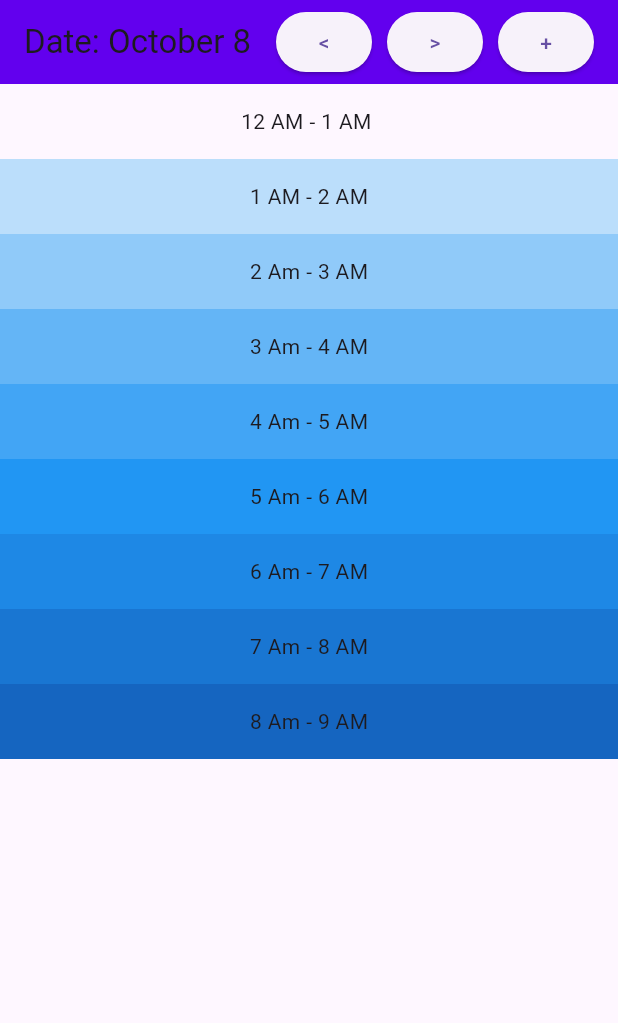
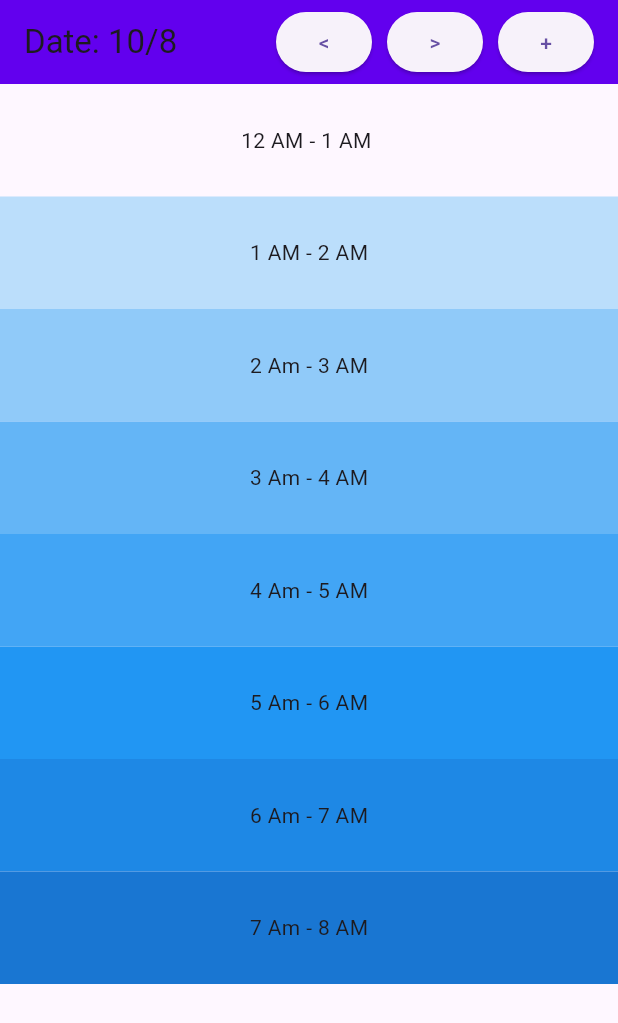
Before and after one commit to CS196Illinois/FA25-Group1, a Flutter app: the screen it shows after launch, on a phone screen of 412 x 824 dp. Shown: the top 1023 px of the screen. Run offline on Flutter 3.47's test engine with Material 3 defaults, Android fonts, the phone set to English and light mode, and no system bars.

Commit message:
changed the height of each time slot from 50 to 75

```diff
--- a/App/lib/calendar.dart
+++ b/App/lib/calendar.dart
@@ -1,7 +1,7 @@
 import 'package:flutter/material.dart';
-import 'package:intl/intl.dart';
+
 DateTime now = DateTime.now();
-String month = DateFormat('MMMM').format(now);
+int month = now.month;
 int day = now.day;
 
 class Calendar extends StatefulWidget {
@@ -24,84 +24,81 @@ class _CalendarState extends State<Calendar> {
     });
   }
 
+  double heigh = 75.0;
   @override
   Widget build(BuildContext context) {
     return Scaffold(
       appBar: AppBar(
         title: Row(
           children: [
-            Text("Date: $month $day"),
+            Text("Date: $month/$day"),
             const Expanded(child: SizedBox()),
             ElevatedButton(onPressed: decreaseDate, child: const Text("<")),
             const SizedBox(width: 10),
             ElevatedButton(onPressed: increaseDate, child: const Text(">")),
             const SizedBox(width: 10),
-            ElevatedButton(onPressed: (){}, child: const Text("+"))
+            ElevatedButton(onPressed: () {}, child: const Text("+")),
           ],
         ),
         backgroundColor: Color(0xFF6200EE),
         centerTitle: true,
-
       ),
       body: Column(
         crossAxisAlignment: CrossAxisAlignment.stretch,
         children: [
           Container(
-            height: 50,
+            height: heigh,
             color: Colors.blue[000],
             alignment: Alignment.center,
-            child: Text("12 AM - 1 AM ", style: TextStyle(textBaseline: TextBaseline.ideographic)),
+            child: Text(
+              "12 AM - 1 AM ",
+              style: TextStyle(textBaseline: TextBaseline.ideographic),
+            ),
           ),
           Container(
-            height: 50,
+            height: heigh,
             color: Colors.blue[100],
             alignment: Alignment.center,
             child: Text("1 AM - 2 AM", style: TextStyle()),
           ),
           Container(
-            height: 50,
+            height: heigh,
             color: Colors.blue[200],
             alignment: Alignment.center,
             child: Text("2 Am - 3 AM", style: TextStyle()),
           ),
           Container(
-            height: 50,
+            height: heigh,
             color: Colors.blue[300],
             alignment: Alignment.center,
             child: Text("3 Am - 4 AM", style: TextStyle()),
           ),
           Container(
-            height: 50,
+            height: heigh,
             color: Colors.blue[400],
             alignment: Alignment.center,
             child: Text("4 Am - 5 AM", style: TextStyle()),
           ),
           Container(
-            height: 50,
+            height: heigh,
             color: Colors.blue[500],
             alignment: Alignment.center,
             child: Text("5 Am - 6 AM", style: TextStyle()),
           ),
           Container(
-            height: 50,
+            height: heigh,
             color: Colors.blue[600],
             alignment: Alignment.center,
             child: Text("6 Am - 7 AM", style: TextStyle()),
           ),
           Container(
-            height: 50,
+            height: heigh,
             color: Colors.blue[700],
             alignment: Alignment.center,
             child: Text("7 Am - 8 AM", style: TextStyle()),
           ),
-          Container(
-            height: 50,
-            color: Colors.blue[800],
-            alignment: Alignment.center,
-            child: Text("8 Am - 9 AM", style: TextStyle()),
-          ),
-        ]
-      )
+        ],
+      ),
     );
   }
 }
```
